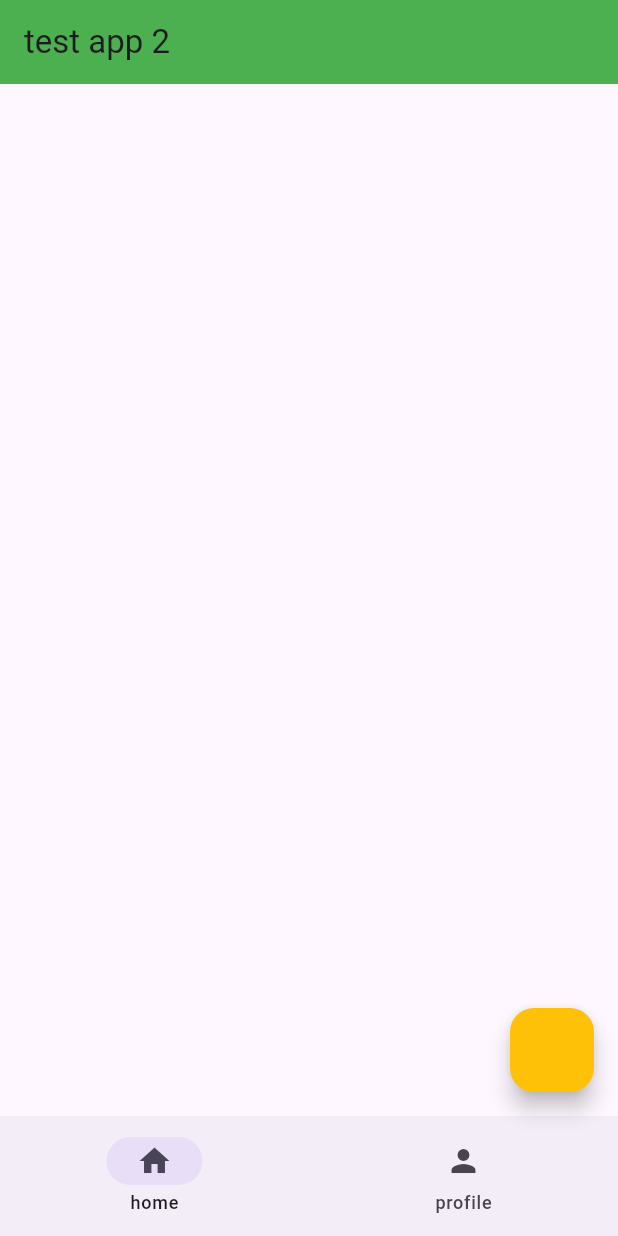
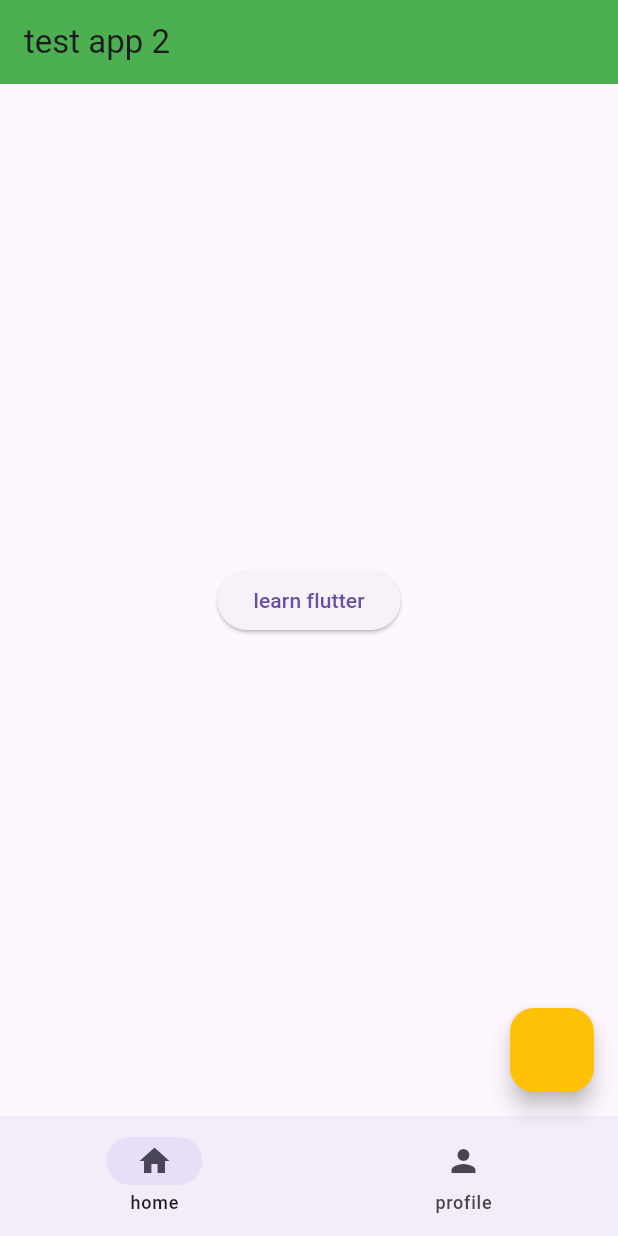
Before and after one commit to TeoDiga96/test02, a Flutter app: the screen it shows after launch, on a phone screen of 412 x 824 dp. Run offline on Flutter 3.47's test engine with Material 3 defaults, Android fonts, the light colour scheme and no system bars.

Commit message:
MyApp->HomePage->LearnFlutter

```diff
--- /dev/null
+++ b/lib/home_page.dart
@@ -0,0 +1,23 @@
+import 'package:flutter/material.dart';
+import 'package:test02/learn_flutter_page.dart';
+
+class HomePage extends StatelessWidget {
+  const HomePage({super.key});
+
+  @override
+  Widget build(BuildContext context) {
+    return Center(
+      child: ElevatedButton(
+          onPressed: () {
+            Navigator.of(context).push(
+              MaterialPageRoute(
+                builder: (BuildContext context) {
+                  return const LearnFlutterPage();
+                },
+              ),
+            );
+          },
+          child: Text('learn flutter')),
+    );
+  }
+}
--- a/lib/main.dart
+++ b/lib/main.dart
@@ -1,4 +1,5 @@
 import 'package:flutter/material.dart';
+import 'package:test02/home_page.dart';
 
 void main() {
   runApp(const MyApp());
@@ -41,6 +42,7 @@ class _RootPageState extends State<RootPage> {
       appBar: AppBar(
         title: const Text('test app 2'),
       ),
+      body: const HomePage(),
       floatingActionButton: FloatingActionButton(
         onPressed: () {
           print('bottone premuto');
```
Also changed, not shown: lib/learn_flutter_page.dart (added, +14 -0 lines).
